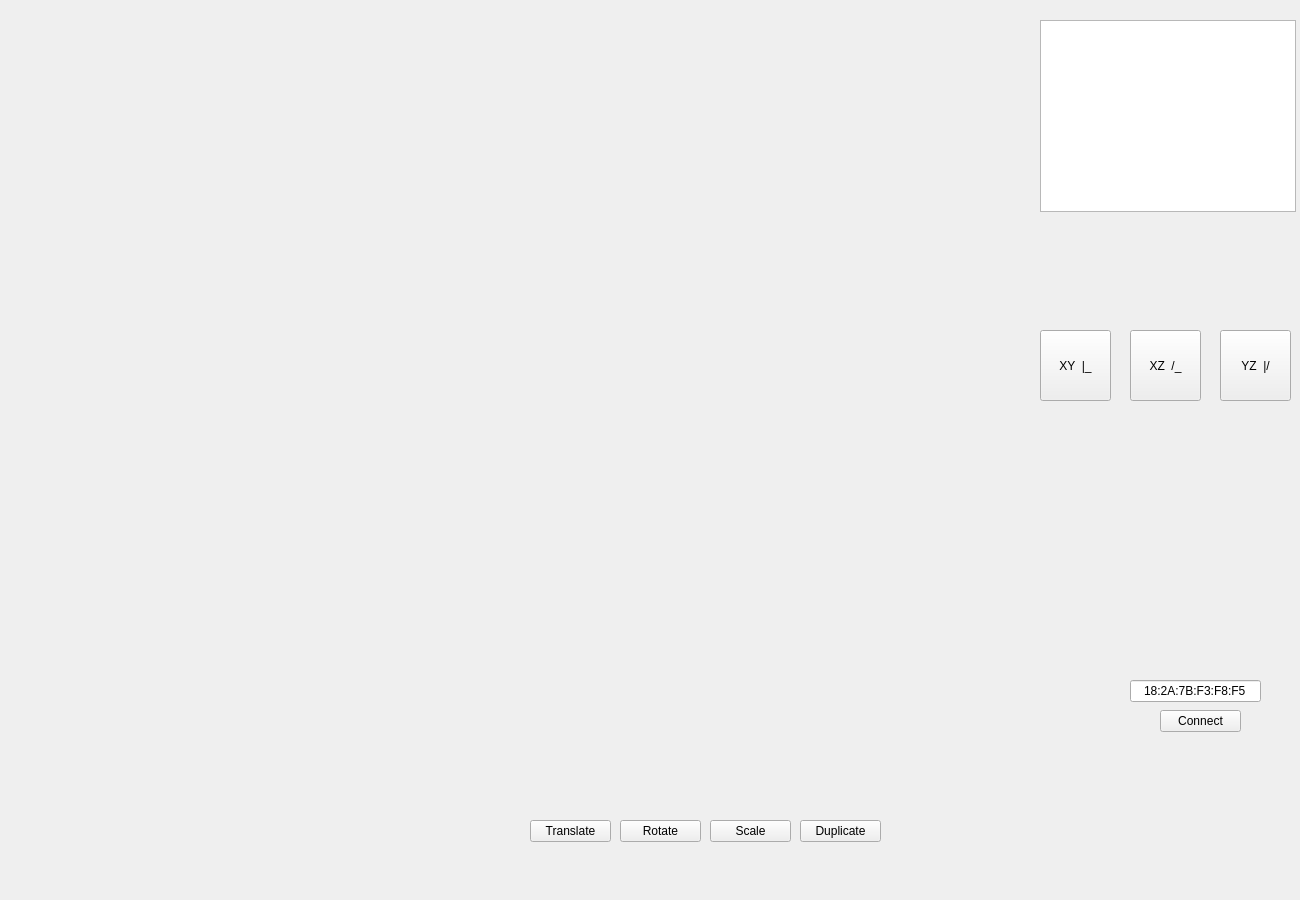
Above: project/ui/room_design.ui from JonBrem/itt_ss16_project before the change. Below: the same form after it.
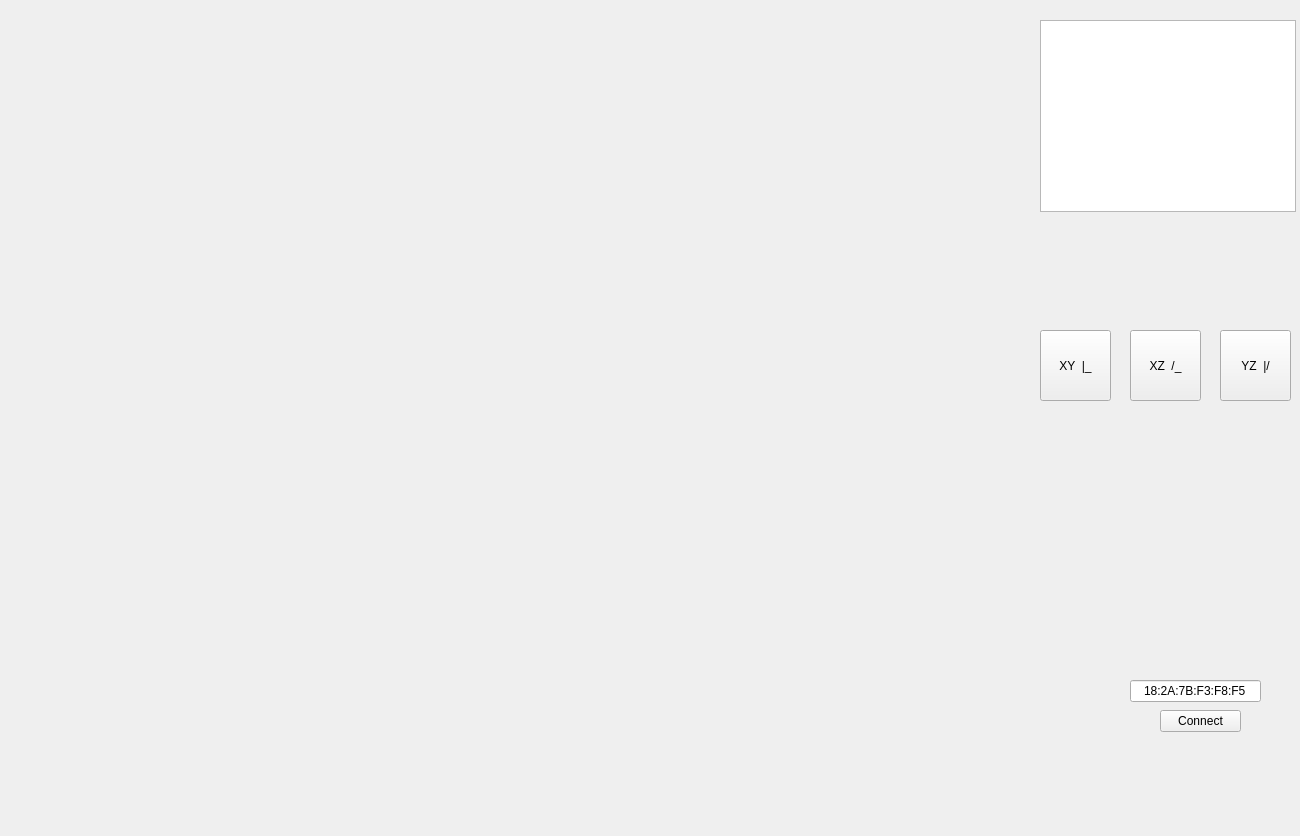
That is the form after the change.

Commit message: refactoring; deletion of the 4 test buttons

Diff of the .ui file:
```diff
--- a/project/ui/room_design.ui
+++ b/project/ui/room_design.ui
@@ -7,65 +7,13 @@
     <x>0</x>
     <y>0</y>
     <width>1300</width>
-    <height>900</height>
+    <height>836</height>
    </rect>
   </property>
   <property name="windowTitle">
    <string>MainWindow</string>
   </property>
   <widget class="QWidget" name="centralWidget">
-   <widget class="QPushButton" name="btn_translate">
-    <property name="geometry">
-     <rect>
-      <x>530</x>
-      <y>820</y>
-      <width>81</width>
-      <height>22</height>
-     </rect>
-    </property>
-    <property name="text">
-     <string>Translate</string>
-    </property>
-   </widget>
-   <widget class="QPushButton" name="btn_rotate">
-    <property name="geometry">
-     <rect>
-      <x>620</x>
-      <y>820</y>
-      <width>81</width>
-      <height>22</height>
-     </rect>
-    </property>
-    <property name="text">
-     <string>Rotate</string>
-    </property>
-   </widget>
-   <widget class="QPushButton" name="btn_scale">
-    <property name="geometry">
-     <rect>
-      <x>710</x>
-      <y>820</y>
-      <width>81</width>
-      <height>22</height>
-     </rect>
-    </property>
-    <property name="text">
-     <string>Scale</string>
-    </property>
-   </widget>
-   <widget class="QPushButton" name="btn_duplicate">
-    <property name="geometry">
-     <rect>
-      <x>800</x>
-      <y>820</y>
-      <width>81</width>
-      <height>22</height>
-     </rect>
-    </property>
-    <property name="text">
-     <string>Duplicate</string>
-    </property>
-   </widget>
    <widget class="QListWidget" name="list_widget">
     <property name="geometry">
      <rect>
```
The commit also changes 2 other files.
